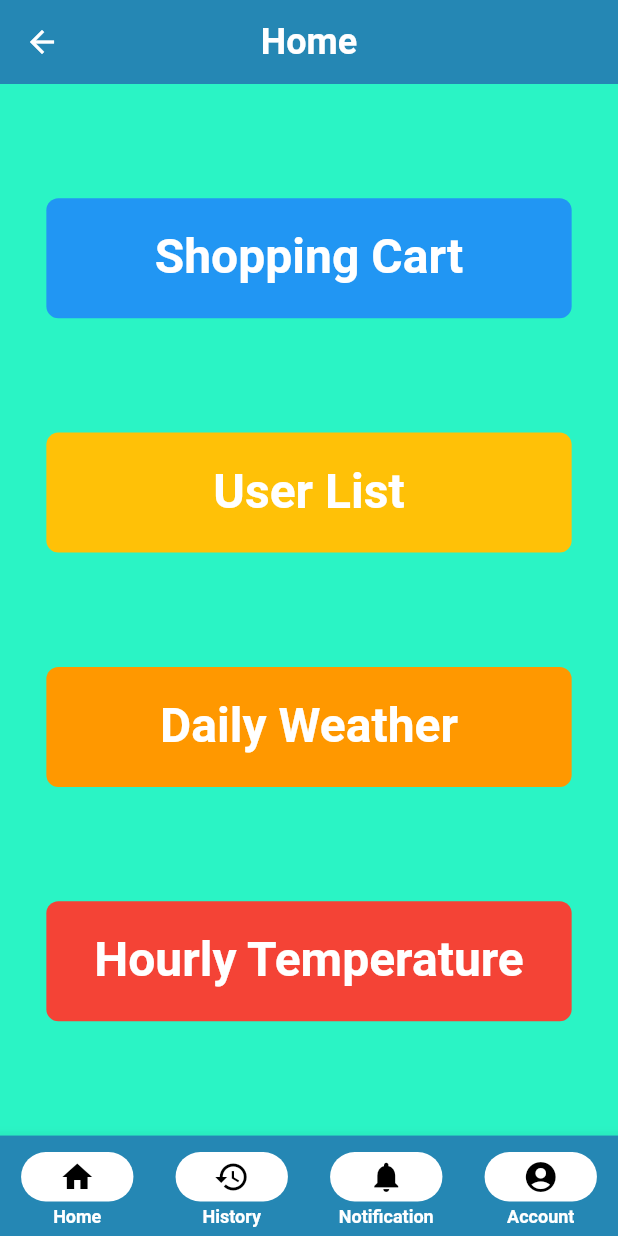
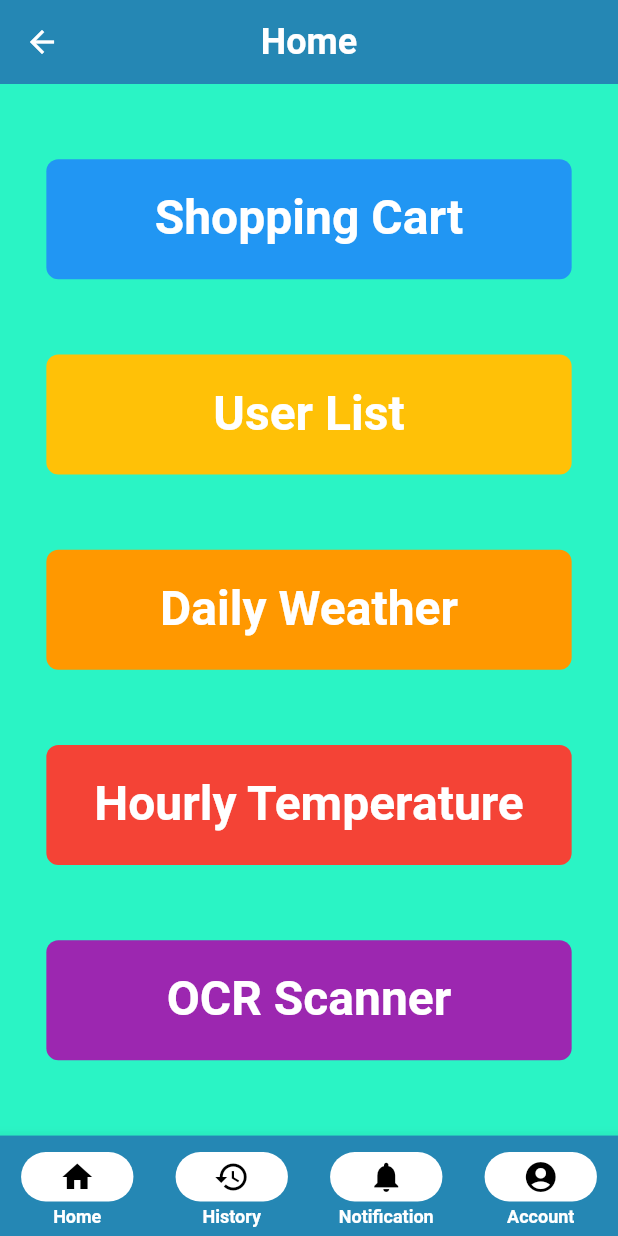
Before and after one commit to DuThuBa319/mobile_health_check, a Flutter app: the screen it shows after launch, on a phone screen of 412 x 824 dp. Run offline on Flutter 3.47's test engine with Material 2 defaults, Android fonts, the phone set to English and light mode, and no system bars; our stand-ins replace badges, bloc, dio, flutter_bloc, fluttertoast, get_it and 3 more; generated files the repository leaves out were written again.

Commit message:
manifest permission

```diff
--- a/lib/presentation/modules/home/home_screen.dart
+++ b/lib/presentation/modules/home/home_screen.dart
@@ -6,6 +6,7 @@ import 'package:flutter_bloc/flutter_bloc.dart';
 import 'package:get_it/get_it.dart';
 import 'package:flutter/material.dart';
 import '../../theme/theme_color.dart';
+import '../OCR_scanner/OCR_scanner_screen.dart';
 import '../shopping_cart/shopping_cart.dart';
 part 'home_screen.action.dart';
 
@@ -73,6 +74,12 @@ class _HomeScreenState extends State<HomeScreen> {
                 title: 'Hourly Temperature',
                 height: 80,
                 buttonColor: Colors.red,
+              ),
+              CommonButton(
+                title: 'OCR Scanner',
+                height: 80,
+                buttonColor: Colors.purple,
+                onTap: goToOCRScreen,
               )
             ],
           ),
--- a/pubspec.yaml
+++ b/pubspec.yaml
@@ -47,6 +47,7 @@ dependencies:
   pull_to_refresh: ^2.0.0
   badges: ^3.1.1
   intl: ^0.17.0
+  permission_handler: ^10.4.1
 dev_dependencies:
   flutter_test:
     sdk: flutter
```
Also changed, not shown: lib/presentation/modules/OCR_scanner/OCR_scanner_screen.dart (added, +23 -0 lines), lib/presentation/modules/home/home_screen.action.dart (+8 -0 lines), pubspec.lock, 4 other files.
